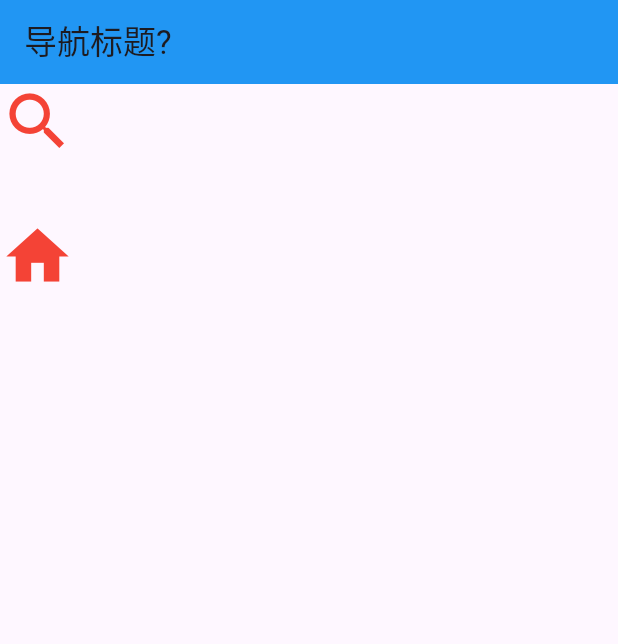
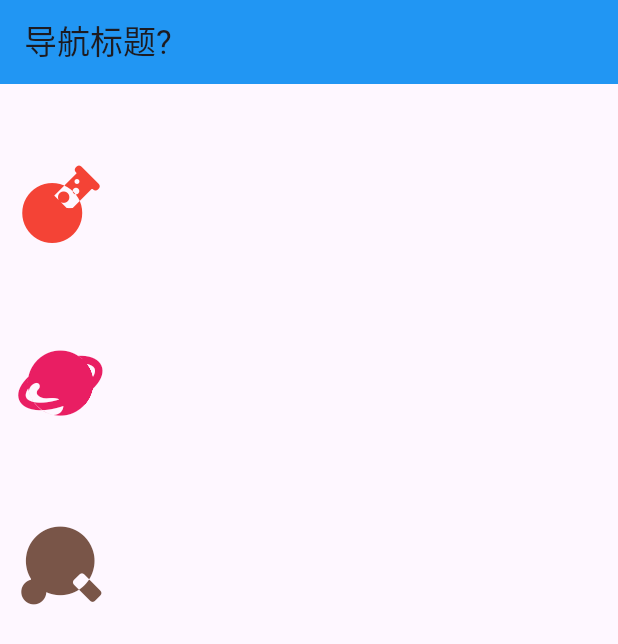
Before and after one commit to sven713/TestFlutter, a Flutter app: the screen it shows after launch, on a phone screen of 412 x 824 dp. Shown: the top 644 px of the screen. Run offline on Flutter 3.47's test engine with Material 3 defaults, Android fonts, the phone set to English and light mode, and no system bars.

Commit message:
P23 user define icon

```diff
--- a/lib/main.dart
+++ b/lib/main.dart
@@ -1,4 +1,5 @@
 import 'package:flutter/material.dart';
+import 'svFont.dart';
 
 void main() {
   runApp(MaterialApp(
@@ -25,9 +26,22 @@ class MyApp extends StatelessWidget {
   Widget build(BuildContext context) {
     return Column(
       children: [
-        Icon(Icons.search, color: Colors.red, size: 50,),
+        // Icon(Icons.search, color: Colors.red, size: 50,),
+        // SizedBox(height: 40,),
+        // Icon(Icons.home, color: Colors.red, size: 50,),
         SizedBox(height: 40,),
-        Icon(Icons.home, color: Colors.red, size: 50,)
+        Icon(SvenIcon.chemist, color: Colors.red, size: 80,),
+        SizedBox(height: 40,),
+        Icon(SvenIcon.find, color: Colors.pink, size: 80,),
+        SizedBox(height: 40,),
+        Icon(SvenIcon.sport, color: Colors.brown, size: 80,),
+
+
+        // SizedBox(height: 40,),
+        // Icon(SvenIcon.wind, color: Colors.brown, size: 80,),
+        //
+        // SizedBox(height: 40,),
+        // Icon(SvenIcon.gift, color: Colors.brown, size: 80,),
       ],
     );
   }
--- /dev/null
+++ b/lib/svFont.dart
@@ -0,0 +1,42 @@
+import 'package:flutter/material.dart';
+
+
+class SvenIcon {
+  static const IconData find = IconData(
+    0xe6e6,
+    fontFamily: 'svFirstIcon',
+    matchTextDirection: true
+  );
+
+  static const IconData chemist = IconData(
+      0xe6e7,
+      fontFamily: 'svFirstIcon',
+      matchTextDirection: true
+  );
+
+  static const IconData sport = IconData(
+      0xe6e9,
+      fontFamily: 'svFirstIcon',
+      matchTextDirection: true
+  );
+
+
+
+  static const IconData wind = IconData(
+      0xe674,
+      fontFamily: 'yearFamily',
+      matchTextDirection: true
+  );
+
+  static const IconData gift = IconData(
+      0xe675,
+      fontFamily: 'yearFamily',
+      matchTextDirection: true
+  );
+
+  static const IconData collection = IconData(
+      0xe677,
+      fontFamily: 'yearFamily',
+      matchTextDirection: true
+  );
+}
```
Also changed, not shown: fonts/iconfont.json (added, +30 -0 lines), fonts/yearfont.json (added, +30 -0 lines), pubspec.yaml (+7 -8 lines), fonts/iconfont.ttf (added), fonts/yearfont.ttf (added).
